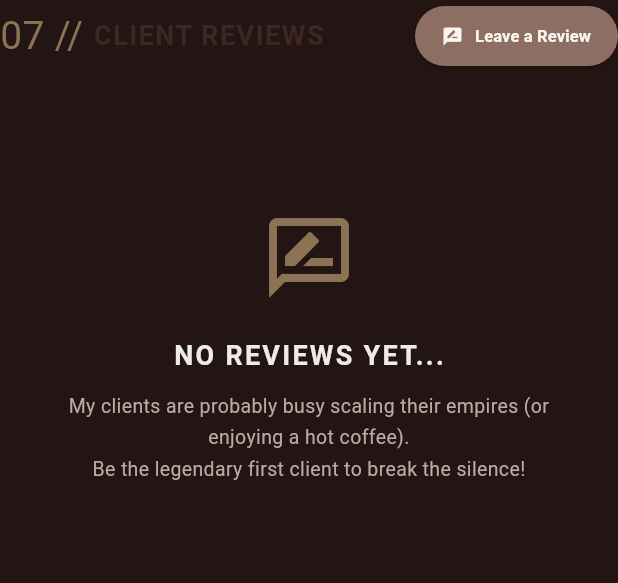
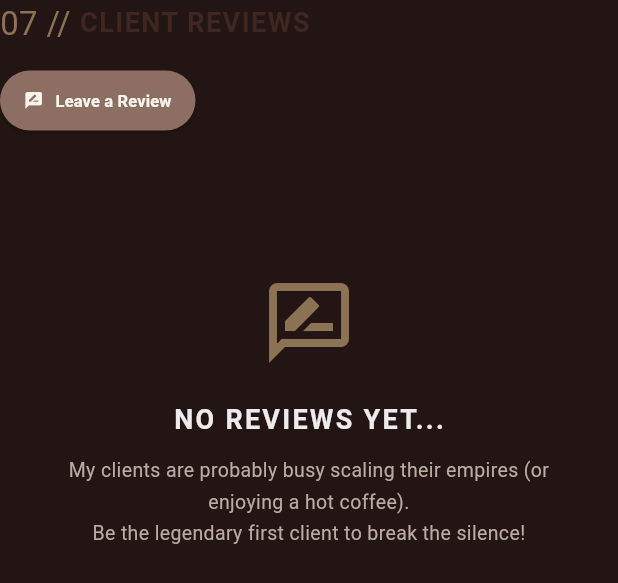
Before and after one commit to adil-rahman-3063/Adil-rahman-portfolio, a Flutter app: the ReviewsSection widget shown alone on an empty page, opened directly, on a phone screen of 412 x 824 dp. Shown: the top 583 px of the screen. Run offline on Flutter 3.47's test engine with Material 3 defaults, Android fonts, the phone set to English and light mode, and no system bars; our stand-ins replace google_fonts; missing offline and left inert: dart:html, dart:js, dart:ui_web; network calls fail.

Commit message:
Fix ReviewsSection header layout on mobile to avoid overflow

```diff
--- a/lib/sections/reviews_section.dart
+++ b/lib/sections/reviews_section.dart
@@ -65,7 +65,8 @@ class _ReviewsSectionState extends State<ReviewsSection> {
       crossAxisAlignment: CrossAxisAlignment.stretch,
       children: [
         // Section Header
-        Row(
+        isDesktop
+            ? Row(
                 mainAxisAlignment: MainAxisAlignment.spaceBetween,
                 children: [
                   Row(
@@ -77,7 +78,7 @@ class _ReviewsSectionState extends State<ReviewsSection> {
                       Text(
                         'CLIENT REVIEWS',
                         style: CozyTheme.headerStyle(
-                    fontSize: isDesktop ? 22 : 18,
+                          fontSize: 22,
                           color: CozyTheme.textDark,
                           weight: FontWeight.bold,
                         ),
@@ -95,6 +96,45 @@ class _ReviewsSectionState extends State<ReviewsSection> {
                       ),
                     ),
                     icon: const Icon(Icons.rate_review_rounded, size: 14),
+                    label: Text(
+                      'Leave a Review',
+                      style: CozyTheme.monoStyle(fontSize: 11, color: CozyTheme.paperCream)
+                          .copyWith(fontWeight: FontWeight.bold),
+                    ),
+                  ),
+                ],
+              )
+            : Column(
+                crossAxisAlignment: CrossAxisAlignment.start,
+                children: [
+                  Row(
+                    children: [
+                      Text(
+                        '07 // ',
+                        style: CozyTheme.handwrittenStyle(fontSize: 22, color: CozyTheme.accentGold),
+                      ),
+                      Text(
+                        'CLIENT REVIEWS',
+                        style: CozyTheme.headerStyle(
+                          fontSize: 18,
+                          color: CozyTheme.textDark,
+                          weight: FontWeight.bold,
+                        ),
+                      ),
+                    ],
+                  ),
+                  const SizedBox(height: 12),
+                  ElevatedButton.icon(
+                    onPressed: _showSubmissionModal,
+                    style: ElevatedButton.styleFrom(
+                      backgroundColor: CozyTheme.accentBrown,
+                      foregroundColor: CozyTheme.paperCream,
+                      padding: const EdgeInsets.symmetric(horizontal: 16, vertical: 10),
+                      shape: RoundedRectangleBorder(
+                        borderRadius: BorderRadius.circular(30),
+                      ),
+                    ),
+                    icon: const Icon(Icons.rate_review_rounded, size: 13),
                     label: Text(
                       'Leave a Review',
                       style: CozyTheme.monoStyle(fontSize: 11, color: CozyTheme.paperCream)
```
Lines whose indentation alone changed are shown as unchanged.
